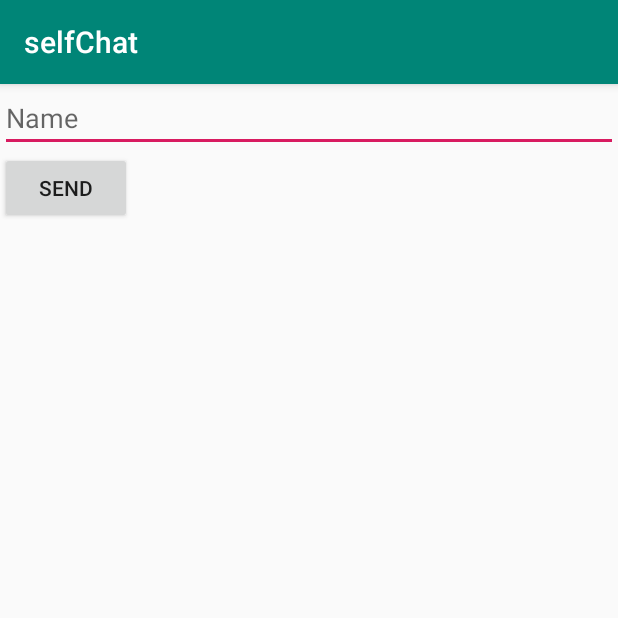
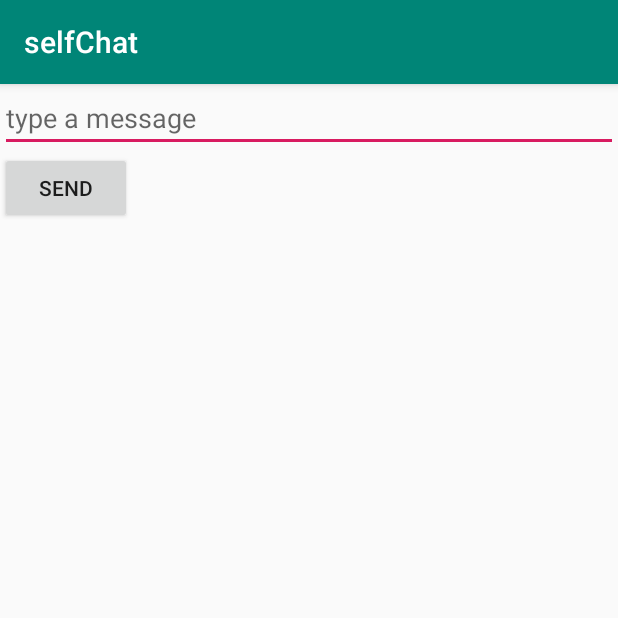
Before and after one commit to aliabdalhay/selfChat, an Android app: the screen it shows after launch (MainActivity), on a phone screen of 412 x 824 dp, the top half of it. Run offline under Robolectric (Android 15) with nearby library versions, the light colour scheme and no system bars.

Commit message:
update android:hint

```diff
--- a/app/src/main/res/layout/activity_main.xml
+++ b/app/src/main/res/layout/activity_main.xml
@@ -13,7 +13,7 @@
         android:layout_height="wrap_content"
         android:ems="10"
         android:inputType="textPersonName"
-        android:hint="Name"
+        android:hint="type a message"
         app:layout_constraintBottom_toBottomOf="parent"
         app:layout_constraintEnd_toEndOf="parent"
         app:layout_constraintHorizontal_bias="0.094"
```
